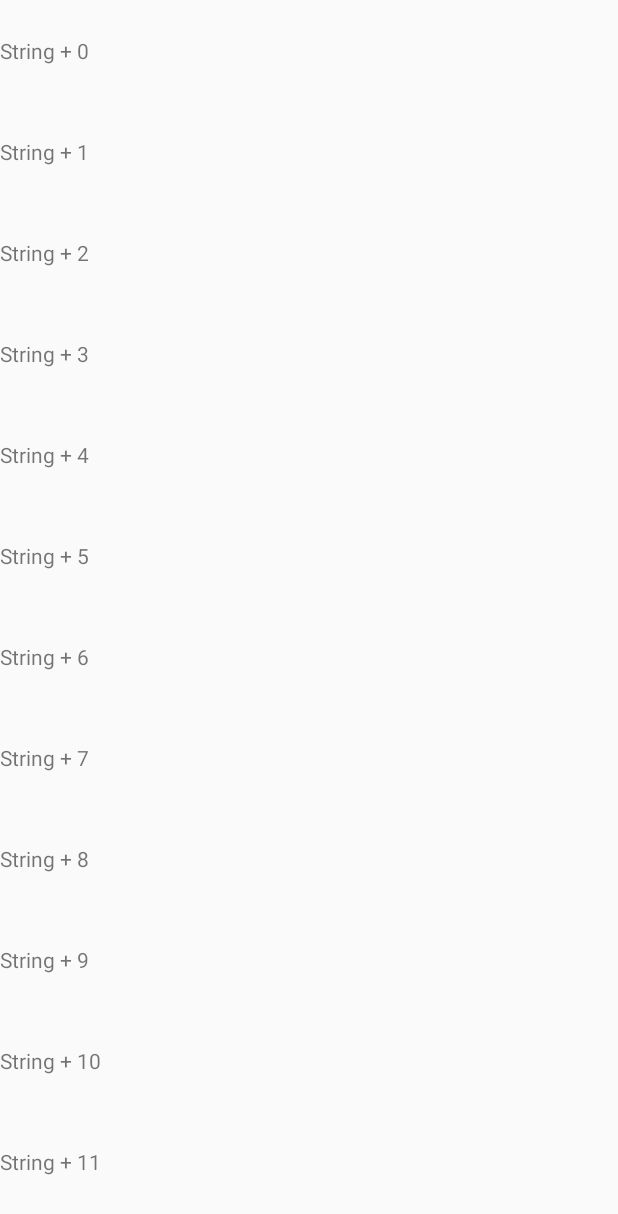
After one commit to mrintro/Ecothon-Imposters, an Android app: the fragment RecyclerViewFragment shown on its own in the app's theme, on a phone screen of 412 x 824 dp. The commit adds this screen. Shown: the top 1214 px of the screen. Run offline under Robolectric (Android 15) with nearby library versions, the phone set to English and light mode, and no system bars; 1 statement that could not run was skipped.

Commit message:
Something added. xD

```diff
--- a/app/build.gradle
+++ b/app/build.gradle
@@ -8,6 +8,10 @@ plugins {
 
 android {
     compileSdk 31
+
+    dataBinding {
+        enabled = true
+    }
 
     defaultConfig {
         applicationId "com.example.ecothon"
--- a/app/src/main/java/com/example/ecothon/MainActivity.kt
+++ b/app/src/main/java/com/example/ecothon/MainActivity.kt
@@ -13,11 +13,11 @@ class MainActivity : AppCompatActivity() {
         super.onCreate(savedInstanceState)
         finish()
     //  AuthActivity Intent
-    //  startActivity(Intent(this, AuthActivity::class.java))
+      startActivity(Intent(this, AuthActivity::class.java))
 
 
     //  Fragment Learning
-    startActivity(Intent(this, FragmentLearningActivity::class.java))
+//    startActivity(Intent(this, FragmentLearningActivity::class.java))
 
     }
 }
--- /dev/null
+++ b/app/src/main/java/com/example/ecothon/abcd.kt
@@ -0,0 +1,5 @@
+package com.example.ecothon
+
+fun main() {
+    print("aniket")
+}
--- a/app/src/main/java/com/example/ecothon/ui/auth/AuthActivity.kt
+++ b/app/src/main/java/com/example/ecothon/ui/auth/AuthActivity.kt
@@ -15,9 +15,10 @@ class AuthActivity : AppCompatActivity() , AuthViewFragmentCallback {
     lateinit var tabLayout:  TabLayout
     lateinit var viewPager: ViewPager2
     lateinit var binding : ActivityAuthBinding
-    private val titles = arrayListOf<String>(
+    private val titles = arrayListOf(
         "Login",
-        "Register"
+        "Register",
+        "VPRecycler"
     )
 
     override fun onCreate(savedInstanceState: Bundle?) {
--- /dev/null
+++ b/app/src/main/java/com/example/ecothon/ui/auth/RecyclerViewFragment.kt
@@ -0,0 +1,40 @@
+package com.example.ecothon.ui.auth
+
+import android.os.Bundle
+import android.view.LayoutInflater
+import android.view.View
+import android.view.ViewGroup
+import com.example.ecothon.databinding.FragmentRecyclerViewBinding
+import com.example.ecothon.network.AuthApi
+import com.example.ecothon.network.RemoteDataSource
+import com.example.ecothon.repository.AuthRepository
+import com.example.ecothon.ui.auth.adapter.VPRecyclerViewAdapter
+import com.example.ecothon.ui.base.BaseFragment
+
+class RecyclerViewFragment :
+    BaseFragment<AuthViewModel, FragmentRecyclerViewBinding, AuthRepository>() {
+
+    override fun getViewModel(): Class<AuthViewModel>  = AuthViewModel::class.java
+
+    override fun getFragmentBinding(
+        inflater: LayoutInflater,
+        container: ViewGroup?,
+    ): FragmentRecyclerViewBinding = FragmentRecyclerViewBinding.inflate(inflater, container, false)
+
+    override fun getFragmentRepository(): AuthRepository = AuthRepository(RemoteDataSource.buildApi(AuthApi::class.java))
+
+    override fun onViewCreated(view: View, savedInstanceState: Bundle?) {
+        super.onViewCreated(view, savedInstanceState)
+        binding.apply{
+            val list = getList()
+            recyclerView.adapter = VPRecyclerViewAdapter(list)
+        }
+    }
+
+    private fun getList() : List<String> = mutableListOf<String>().apply {
+        for(i in 0..15){
+            add("String + $i")
+        }
+    }
+
+}
--- a/app/src/main/java/com/example/ecothon/ui/auth/adapter/AuthViewPagerAdapter.kt
+++ b/app/src/main/java/com/example/ecothon/ui/auth/adapter/AuthViewPagerAdapter.kt
@@ -5,6 +5,7 @@ import androidx.fragment.app.Fragment
 import androidx.fragment.app.FragmentActivity
 import androidx.viewpager2.adapter.FragmentStateAdapter
 import com.example.ecothon.ui.auth.LoginFragment
+import com.example.ecothon.ui.auth.RecyclerViewFragment
 import com.example.ecothon.ui.auth.RegisterFragment
 
 
@@ -13,13 +14,14 @@ class AuthViewPagerAdapter(
 ) : FragmentStateAdapter(activity) {
 
 
-    override fun getItemCount(): Int = 2
+    override fun getItemCount(): Int = 3
 
     override fun createFragment(position: Int): Fragment {
         Log.d("fragment position", position.toString())
         return when(position) {
             0 -> LoginFragment()
             1 -> RegisterFragment()
+            2 -> RecyclerViewFragment()
             else  -> {
                 LoginFragment()
             }
--- /dev/null
+++ b/app/src/main/java/com/example/ecothon/ui/auth/adapter/VPRecyclerViewAdapter.kt
@@ -0,0 +1,46 @@
+package com.example.ecothon.ui.auth.adapter
+
+import android.util.Log
+import android.view.LayoutInflater
+import android.view.ViewGroup
+import androidx.recyclerview.widget.RecyclerView
+import com.example.ecothon.databinding.CardViewRecyclerViewBinding
+
+class VPRecyclerViewAdapter(
+    var items: List<String> = emptyList()
+) : RecyclerView.Adapter<VPRecyclerViewAdapter.Binder<String>>() {
+
+    class Binder<String>(private val binding: CardViewRecyclerViewBinding) : RecyclerView.ViewHolder(binding.root) {
+        fun bind(item: String, position: Int) {
+            binding.apply {
+                this.textViewRV.text = item.toString()
+                Log.d("VPRecylerView", "position: $position")
+            }
+        }
+    }
+
+    override fun onCreateViewHolder(parent: ViewGroup, viewType: Int): Binder<String> =
+        Binder(inflate(viewType, parent))
+
+    override fun onBindViewHolder(holder: Binder<String>, position: Int) {
+        items[position].let{
+            holder.bind(it, position)
+        }
+    }
+
+    override fun getItemCount(): Int = items.size
+
+    private fun inflate(viewType: Int, parent: ViewGroup): CardViewRecyclerViewBinding =
+        CardViewRecyclerViewBinding.inflate(LayoutInflater.from(parent.context), parent, false)
+
+}
+
+//class VPRecyclerViewBinder(
+//    private val view: View
+//) : VPRecyclerViewAdapter.Binder<String>(view) {
+//    override fun bind(item: String, position: Int) {
+//        CardViewRecyclerViewBinding.bind(view).apply {
+//            this.textViewRV.text = item
+//        }
+//    }
+//}
--- /dev/null
+++ b/app/src/main/res/layout/card_view_recycler_view.xml
@@ -0,0 +1,19 @@
+<?xml version="1.0" encoding="utf-8"?>
+<androidx.constraintlayout.widget.ConstraintLayout
+    xmlns:android="http://schemas.android.com/apk/res/android"
+    xmlns:app="http://schemas.android.com/apk/res-auto"
+    xmlns:tools="http://schemas.android.com/tools"
+    android:layout_width="match_parent"
+    android:layout_height="wrap_content">
+
+    <TextView
+        android:id="@+id/textViewRV"
+        android:layout_width="match_parent"
+        android:layout_height="wrap_content"
+        android:layout_marginTop="24dp"
+        android:layout_marginBottom="24dp"
+        app:layout_constraintTop_toTopOf="parent"
+        app:layout_constraintBottom_toBottomOf="parent"
+        tools:text="Text here" />
+
+</androidx.constraintlayout.widget.ConstraintLayout>
--- /dev/null
+++ b/app/src/main/res/layout/fragment_recycler_view.xml
@@ -0,0 +1,14 @@
+<?xml version="1.0" encoding="utf-8"?>
+<androidx.constraintlayout.widget.ConstraintLayout xmlns:android="http://schemas.android.com/apk/res/android"
+    android:layout_width="match_parent"
+    android:layout_height="match_parent"
+    xmlns:app="http://schemas.android.com/apk/res-auto">
+
+    <androidx.recyclerview.widget.RecyclerView
+        android:id="@+id/recyclerView"
+        android:layout_width="match_parent"
+        android:layout_height="wrap_content"
+        app:layoutManager="androidx.recyclerview.widget.LinearLayoutManager"
+        app:layout_constraintTop_toTopOf="parent" />
+
+</androidx.constraintlayout.widget.ConstraintLayout>
```
